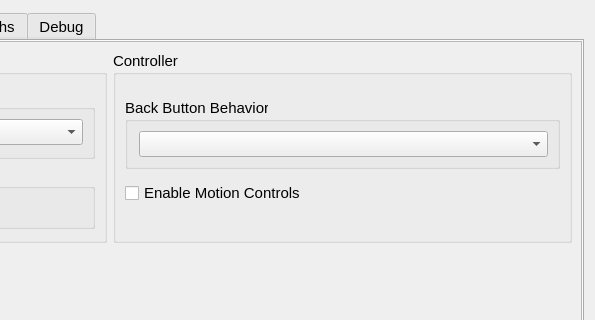
Qt form src/qt_gui/settings_dialog.ui (shadps4-emu/shadPS4) before a commit; both pictures show x 375 to 970 and y 0 to 320 of the 970 by 750 pixel window.
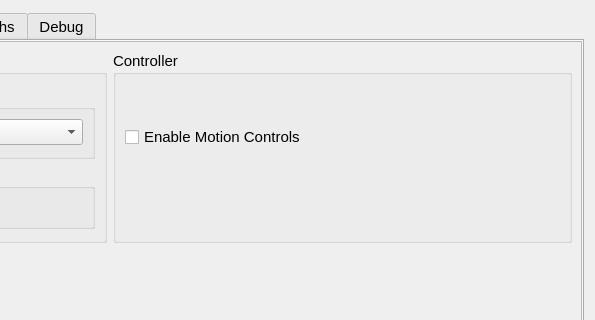
The same form after that commit. The open tabs and pages were chosen to show the change. Icons and pictures are not drawn.

Commit message: Replace Back Button Behaviour with a rebindable solution

The edit to the form file:
```diff
--- a/src/qt_gui/settings_dialog.ui
+++ b/src/qt_gui/settings_dialog.ui
@@ -1613,36 +1613,6 @@
                <property name="bottomMargin">
                 <number>11</number>
                </property>
-               <item>
-                <widget class="QGroupBox" name="backButtonBehaviorGroupBox">
-                 <property name="enabled">
-                  <bool>true</bool>
-                 </property>
-                 <property name="sizePolicy">
-                  <sizepolicy hsizetype="Preferred" vsizetype="Fixed">
-                   <horstretch>0</horstretch>
-                   <verstretch>0</verstretch>
-                  </sizepolicy>
-                 </property>
-                 <property name="minimumSize">
-                  <size>
-                   <width>0</width>
-                   <height>0</height>
-                  </size>
-                 </property>
-                 <property name="title">
-                  <string>Back Button Behavior</string>
-                 </property>
-                 <layout class="QVBoxLayout" name="BackButtonLayout">
-                  <property name="leftMargin">
-                   <number>11</number>
-                  </property>
-                  <item>
-                   <widget class="QComboBox" name="backButtonBehaviorComboBox"/>
-                  </item>
-                 </layout>
-                </widget>
-               </item>
                <item>
                 <widget class="QCheckBox" name="motionControlsCheckBox">
                  <property name="text">
```
The commit also changes 6 other files.
